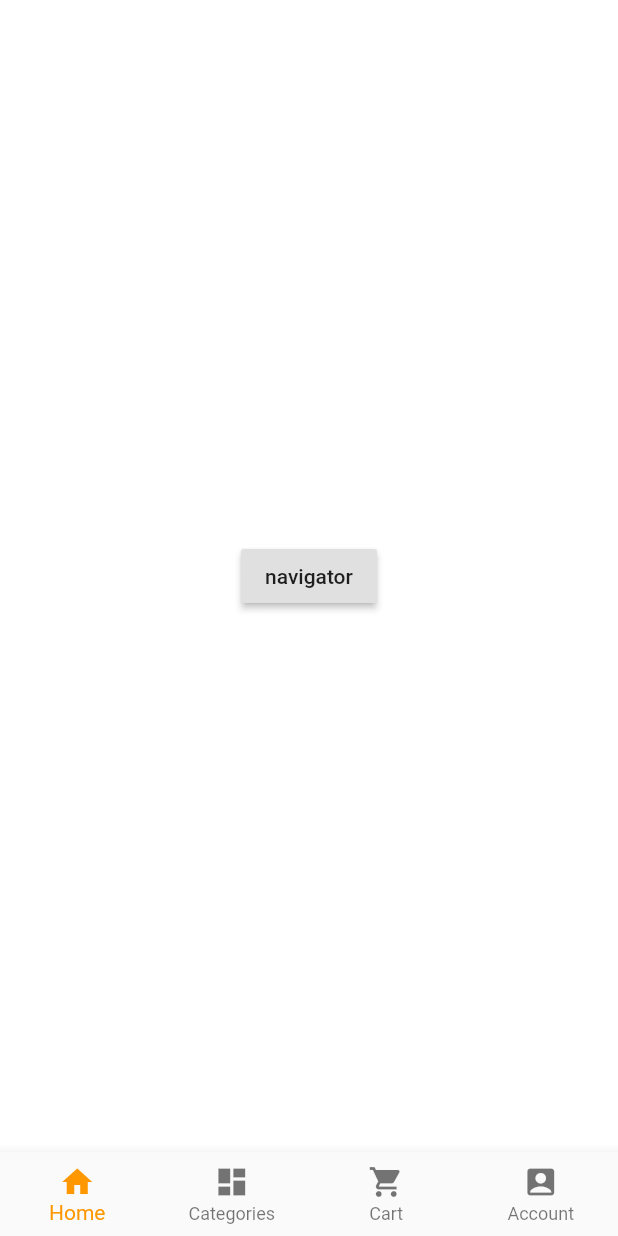
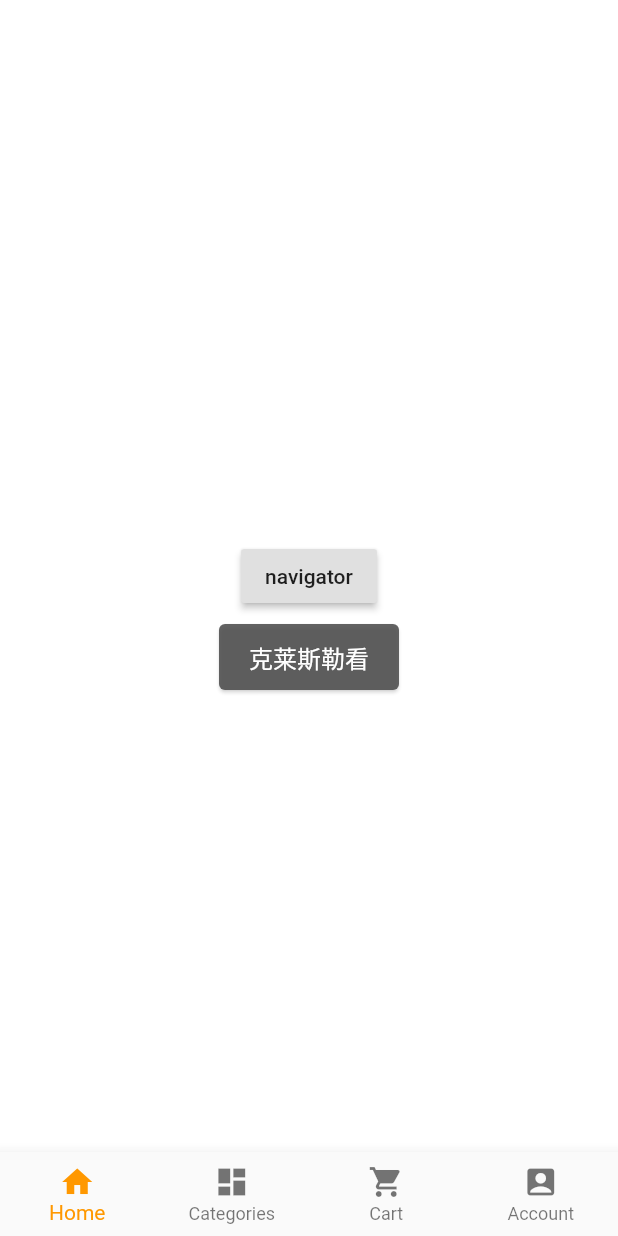
Before and after one commit to xiuyiliu/flutter_study, a Flutter app: the screen it shows after launch, after a tap on "navigator", on a phone screen of 412 x 824 dp. Run offline on Flutter 3.47's test engine with Material 2 defaults, Android fonts, the phone set to English and light mode, and no system bars; our stand-ins replace dio, fluro, rxdart; statements that could not run were skipped.

Commit message:
利用Overlay,OverlayState,OverlayEntry封装Toast widget

```diff
--- a/lib/blocs/bloc_widgets/bloc_state_builder.dart
+++ b/lib/blocs/bloc_widgets/bloc_state_builder.dart
@@ -11,8 +11,8 @@ class BlocEventStateBuilder<BlocState> extends StatelessWidget {
     @required this.builder,
     @required this.bloc,
   }) : assert(builder != null),
-        assert(bloc != null),
-        super(key: key);
+       assert(bloc != null),
+       super(key: key);
 
   final BlocEventStateBase<BlocEvent, BlocState> bloc;
   final AsyncBlocStateBuilder<BlocState> builder;
--- a/lib/blocs/blocs/order_confirm_page/page_bloc.dart
+++ b/lib/blocs/blocs/order_confirm_page/page_bloc.dart
@@ -3,7 +3,6 @@ import 'package:rxdart/rxdart.dart';
 import 'package:flutter_study/blocs/bloc_helpers/bloc_provider.dart';
 import 'package:flutter_study/models/order_confirm_page.dart';
 import 'package:flutter_study/views/order/order_confirm/mock.dart';
-import 'package:flutter_study/models/order_confirm_page.dart';
 
 class OrderConfirmPageBloc implements BlocBase{
   /// OrderSummaryBloc
--- a/lib/models/order_confirm_page.dart
+++ b/lib/models/order_confirm_page.dart
@@ -7,7 +7,7 @@ class OrderSummaryModel {
   String shipping;
   List goodsInfoList;
 
-  OrderSummaryModel.fromJson(dynamic json) {
+  OrderSummaryModel.fromJson(Map<String,dynamic> json) {
     subtotal = json['subtotal'];
     discount = json['discount'];
     total = json['total'];
--- a/lib/views/home/index.dart
+++ b/lib/views/home/index.dart
@@ -1,6 +1,7 @@
 import 'package:flutter/material.dart';
 
 import 'package:flutter_study/routes/application.dart';
+import 'package:flutter_study/widgets/toast.dart';
 
 class HomePage extends StatefulWidget {
   @override
@@ -25,7 +26,8 @@ class _HomePageState extends State<HomePage> with AutomaticKeepAliveClientMixin
         child: new Center(
           child: new RaisedButton(
             onPressed: () {
-              Application.router.navigateTo(context, '/order');
+//              Application.router.navigateTo(context, '/order');
+              Toast.toast(context: context,msg: '克莱斯勒看');
             },
             child: new Text('navigator'),
           )
--- a/lib/views/order/order_confirm/dropdown_textField.dart
+++ b/lib/views/order/order_confirm/dropdown_textField.dart
@@ -48,9 +48,7 @@ class _DropdownTextFieldState extends State<DropdownTextField> {
         isEmpty: widget.formData[widget.type] == null,
         child: DropdownButtonHideUnderline(
           child:  DropdownButton<String>(
-//              iconSize: 38.0,
             isExpanded: true,
-//              isDense: true,
             elevation: 0,
             value: widget.formData[widget.type],
             items: widget.optionList.map((value) {
--- a/lib/views/order/order_confirm/index.dart
+++ b/lib/views/order/order_confirm/index.dart
@@ -1,7 +1,6 @@
 import 'package:flutter/material.dart';
 
 import 'package:flutter_study/styles/index.dart';
-import 'package:flutter_study/utils/index.dart';
 import 'order_textField.dart';
 import 'dropdown_textField.dart';
 import 'order_navigator.dart';
@@ -17,6 +16,11 @@ List<String> Country = [
   '加拿大',
 ];
 
+Map<String,dynamic> orderData = {
+  "country": null,
+  "city": null,
+};
+
 List<String> City = [
   '东京',
   '北京',
@@ -28,11 +32,6 @@ List<String> PaymentMethod = [
   'cach on delivery'
 ];
 
-Map<String,dynamic> orderData = {
-  "city": null,
-  "country": null
-};
-
 Map<String,dynamic> PayMent = {
   "payment": null
 };
@@ -43,6 +42,14 @@ class Order extends StatefulWidget {
 }
 
 class _OrderState extends State<Order> {
+
+  /// 输入框控制器
+  TextEditingController _nameController = new TextEditingController();
+  TextEditingController _adressController = new TextEditingController();
+  TextEditingController _stateController = new TextEditingController();
+  TextEditingController _cityController = new TextEditingController();
+  TextEditingController _zipCodeController = new TextEditingController();
+  TextEditingController _phoneController = new TextEditingController();
   @override
   Widget build(BuildContext context) {
     return new Scaffold(
@@ -100,7 +107,7 @@ class _OrderState extends State<Order> {
               width: MediaQuery.of(context).size.width,
               child: new RaisedButton(
                 onPressed: () {
-                  print('asdlf');
+                  print(orderData);
                 },
                 child: new Text('Submit Order'),
                 color: AppColors.color_main,
--- a/lib/views/order/order_confirm/order_summary.dart
+++ b/lib/views/order/order_confirm/order_summary.dart
@@ -90,8 +90,8 @@ class _OrderSummaryContentState extends State<OrderSummaryContent> {
       padding: const EdgeInsets.symmetric(horizontal: 15.0,vertical: 10.0),
       child: Container(
         decoration: BoxDecoration(
-            color: AppColors.color_fff,
-            borderRadius: BorderRadius.circular(15.0)
+          color: AppColors.color_fff,
+          borderRadius: BorderRadius.circular(15.0)
         ),
         child: StreamBuilder(
           stream: orderConfirmPageBloc.orderSummaryStream,
--- a/lib/views/order/order_confirm/order_textField.dart
+++ b/lib/views/order/order_confirm/order_textField.dart
@@ -3,7 +3,11 @@ import 'package:flutter_study/styles/index.dart';
 
 /// 页面输入框
 class OrderTextField extends StatefulWidget {
-  OrderTextField({Key key,this.hintText,this.keyboardType}) : super(key:key);
+  OrderTextField({
+    Key key,
+    this.hintText,
+    this.keyboardType
+  }) : super(key:key);
 
   String hintText;
   TextInputType keyboardType;
--- /dev/null
+++ b/lib/widgets/toast.dart
@@ -0,0 +1,93 @@
+import 'package:flutter/material.dart';
+/// 知识点：
+///
+/// 1,Overlay
+/// 创建一个overlay,通过加入overlay的堆栈，可以让一个独立的widget浮在另一个widget上
+/// 2,OverlayState
+/// 通过Overlay.of(context)来获取，其insert(OverlayEntry),insertAll(OverlayEntry),_remove(OverlayEntry)
+/// 可以向overlay的堆栈中添加移除OverlayEntry
+/// 3,OverlayEntry
+/// 一个Overlay的条目，就是浮在上面的widget的具体内容，通过OverlayState.insert(OverlayEntry)来加入到堆栈中
+/// 通过调用自身的remove将其从堆栈中移除，其markNeedsBuild方法下一个管道刷新期间重建，如果[builder]的输出已更改，则需要调用此函数
+/// 4,AnimatedOpacity 透明度的动画widget
+/// AnimatedOpacity(opacity,curve,duration)
+/// 5,DateTime对象的difference方法，返回两个时间点的duration,
+/// 6,Duration对象的inMilliseconds,返回此duration的整毫秒数
+
+/// 轻提示
+class Toast {
+  /// 通过此对象定义显示在overlay上的内容
+  static OverlayEntry _overlayEntry;
+  ///toast是否正在showing
+  static bool _showing = false;
+  ///开启一个新toast的当前时间，用于对比是否已经展示了足够时间
+  static DateTime _startTime;
+  /// toast的内容
+  static String _msg;
+
+  static void toast({BuildContext context, String msg, int milliseconds = 2000,double position = 1/2,double margin = 15.0}) async {
+    assert(msg != null);
+    /// 获取OverlayState,用于向堆栈中添加OverlayEntry
+    OverlayState overlayState = Overlay.of(context);
+    _msg = msg;
+    _startTime = DateTime.now();
+    /// 此处的if判断是为了防止如果已经显示，重复绘制
+    if (_overlayEntry == null && !_showing) {
+      _showing = true;
+      _overlayEntry = OverlayEntry(
+        builder: (BuildContext context) => Positioned(
+          ///top值，可以改变这个值来改变toast在屏幕中的位置
+          top: MediaQuery.of(context).size.height * position,
+          child: Container(
+            alignment: Alignment.center,
+            width: MediaQuery.of(context).size.width,
+            child: Container(
+              ///horizontal 距离两侧边框的距离
+              padding: EdgeInsets.symmetric(horizontal: margin),
+              child: AnimatedOpacity(
+                opacity: _showing ? 0.7 : 0.0, //目标透明度
+                duration: _showing
+                  ? Duration(milliseconds: 100)
+                  : Duration(milliseconds: 400),
+                child: _buildToastWidget(),
+              ),
+            )
+          ),
+        )
+      );
+      /// 将其加入到堆栈
+      overlayState.insert(_overlayEntry);
+    } else {
+      /// 重绘
+      _overlayEntry.markNeedsBuild();
+    }
+
+    /// 等待两秒，两秒后消失
+    await Future.delayed(Duration(milliseconds: milliseconds));
+    if (DateTime.now().difference(_startTime).inMilliseconds >= milliseconds) {
+      _showing = false;
+//      _overlayEntry.markNeedsBuild();
+      _overlayEntry.remove();
+      _overlayEntry = null;
+    }
+  }
+
+  //toast绘制
+  static _buildToastWidget() {
+    return new Container(
+      child: Card(
+        color: Colors.black87,
+        child: Container(
+          padding: EdgeInsets.symmetric(horizontal: 20.0, vertical: 10.0),
+          child: Text(
+            _msg,
+            style: TextStyle(
+              fontSize: 16.0,
+              color: Colors.white,
+            ),
+          ),
+        ),
+      ),
+    );
+  }
+}
```
Also changed, not shown: lib/views/order/order_confirm/order_navigator.dart (+8 -4 lines). Lines whose indentation alone changed are shown as unchanged.
